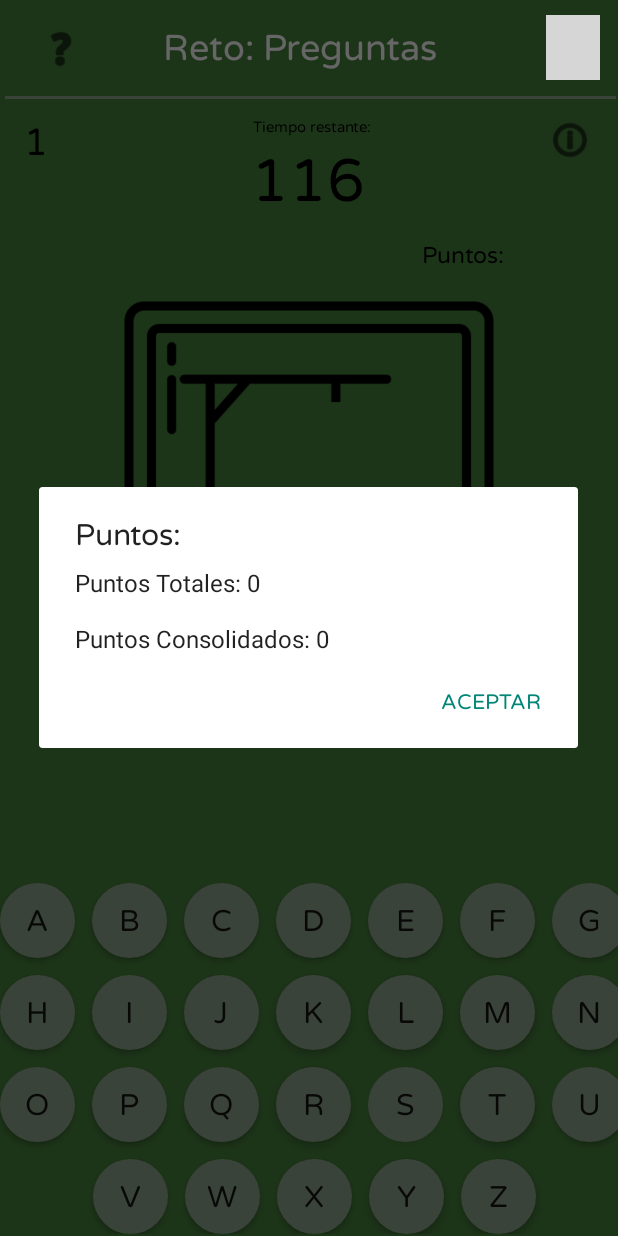
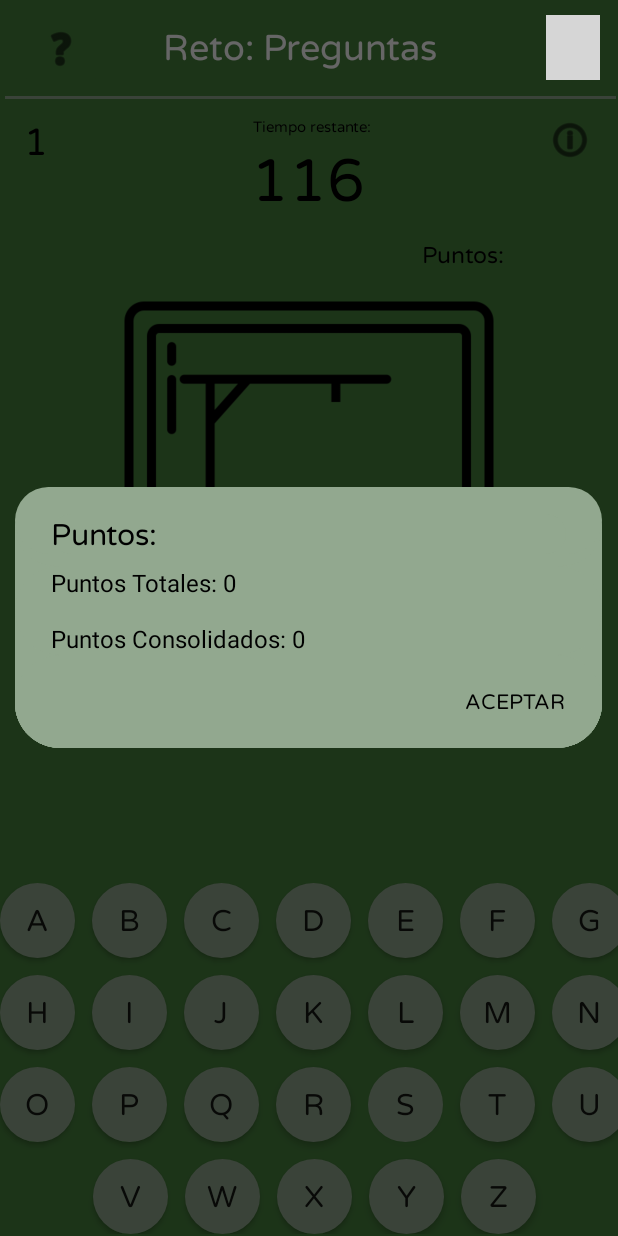
Before and after one commit to CrazyJMB/TheECOGame_mobile, an Android app: the fragment HangmanFragment placed in its activity, after a tap on "Aviso", on a phone screen of 412 x 824 dp. Run offline under Robolectric (Android 15) with nearby library versions, the phone set to English and light mode, and no system bars; network calls fail; 4 statements that could not run were skipped; grey boxes are pictures that could not be loaded.

Commit message:
Alertas y Historico aplicacion

```diff
--- a/app/src/main/java/com/dds/theecogame/presentation/game/view/GameActivity.kt
+++ b/app/src/main/java/com/dds/theecogame/presentation/game/view/GameActivity.kt
@@ -26,7 +26,6 @@ class GameActivity : AppCompatActivity() {
     override fun onCreate(savedInstanceState: Bundle?) {
         super.onCreate(savedInstanceState)
 
-        // Configurar el listener del botón de retroceso del sistema
         val callback: OnBackPressedCallback = object : OnBackPressedCallback(true) {
             override fun handleOnBackPressed() {
 
--- a/app/src/main/java/com/dds/theecogame/presentation/game/view/HangmanFragment.kt
+++ b/app/src/main/java/com/dds/theecogame/presentation/game/view/HangmanFragment.kt
@@ -1,8 +1,11 @@
 package com.dds.theecogame.presentation.game.view
 
+import android.graphics.Color
+import android.graphics.drawable.ColorDrawable
 import android.media.MediaPlayer
 import android.os.Bundle
 import android.os.CountDownTimer
+import android.view.ContextThemeWrapper
 import androidx.fragment.app.Fragment
 import android.view.LayoutInflater
 import android.view.View
@@ -47,7 +50,7 @@ class HangmanFragment : Fragment() {
         super.onViewCreated(view, savedInstanceState)
 
         binding.ivPointsHangman.setOnClickListener {
-            val builder = AlertDialog.Builder(requireContext())
+            val builder = AlertDialog.Builder(ContextThemeWrapper(requireContext(), R.style.alert_style))
             builder.setTitle(R.string.alert_points)
             builder.setMessage(
                 getString(R.string.total_points) + " " +
@@ -59,7 +62,9 @@ class HangmanFragment : Fragment() {
             builder.setPositiveButton(R.string.alert_confirm) { _, _ ->
                 //No hace nada
             }
-            builder.show()
+            val alertDialog = builder.create()
+            alertDialog.window?.setBackgroundDrawable(ColorDrawable(Color.TRANSPARENT))
+            alertDialog.show()
         }
 
         gameViewModel.gameLiveData.observe(viewLifecycleOwner) { game ->
--- a/app/src/main/res/layout/fragment_hangman.xml
+++ b/app/src/main/res/layout/fragment_hangman.xml
@@ -180,7 +180,7 @@
             android:layout_width="wrap_content"
             android:layout_height="wrap_content"
             android:layout_marginStart="205dp"
-            android:layout_marginTop="50dp"
+            android:layout_marginTop="20dp"
             android:layout_marginEnd="206dp"
             android:textSize="24sp"
             app:layout_constraintEnd_toEndOf="parent"
```
Also changed, not shown: app/src/main/java/com/dds/theecogame/presentation/game/view/QuestionFragment.kt (+7 -2 lines), app/src/main/java/com/dds/theecogame/presentation/mainScreen/view/MainScreenActivity.kt (+26 -1 lines).
